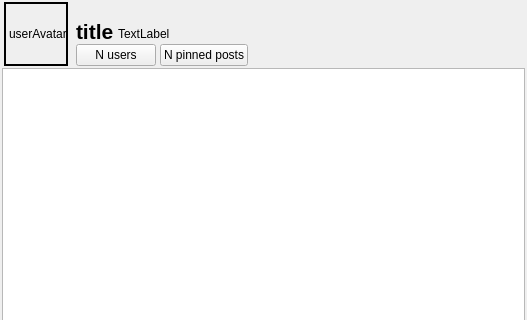
Old version of the form sources/chat-area/ChatArea.ui in the repository nuclear868/mattermost-qt; both pictures show x 0 to 527 and y 0 to 320 of the 527 by 502 pixel window.
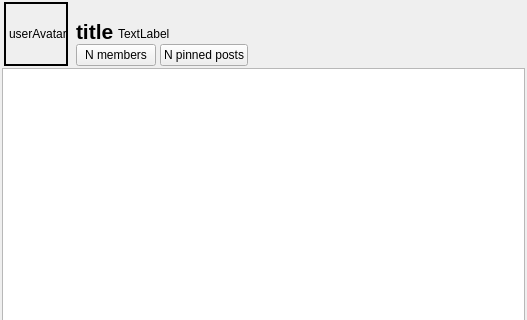
New version of the form. Icons and pictures are not drawn. Custom widgets are drawn as their Qt base class.

Commit message: Update channel members count when a user is added / removed. Add option to remove users from a channel (TODO: investigate events in cases when user is removed from channel, and when a user leaves a channel)

The edit to the form file:
```diff
--- a/sources/chat-area/ChatArea.ui
+++ b/sources/chat-area/ChatArea.ui
@@ -167,7 +167,7 @@
          <item>
           <widget class="QPushButton" name="usersButton">
            <property name="text">
-            <string>N users</string>
+            <string>N members</string>
            </property>
            <property name="icon">
             <iconset resource="../../resource.qrc">
```
The commit also changes 16 other files.
